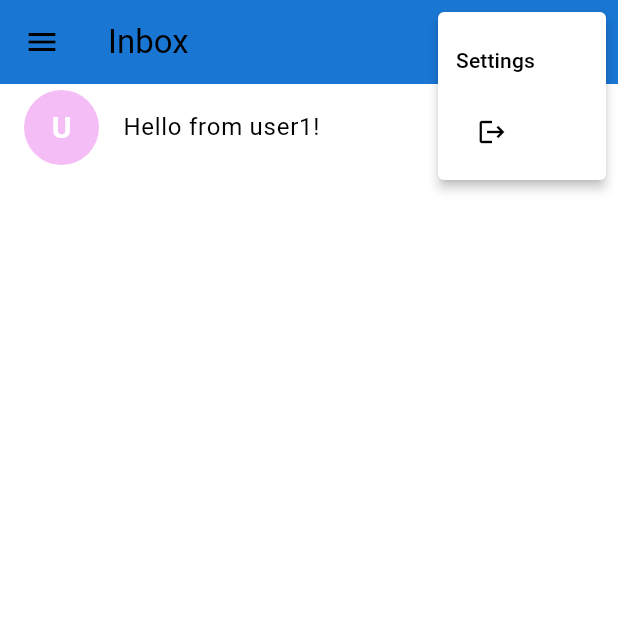
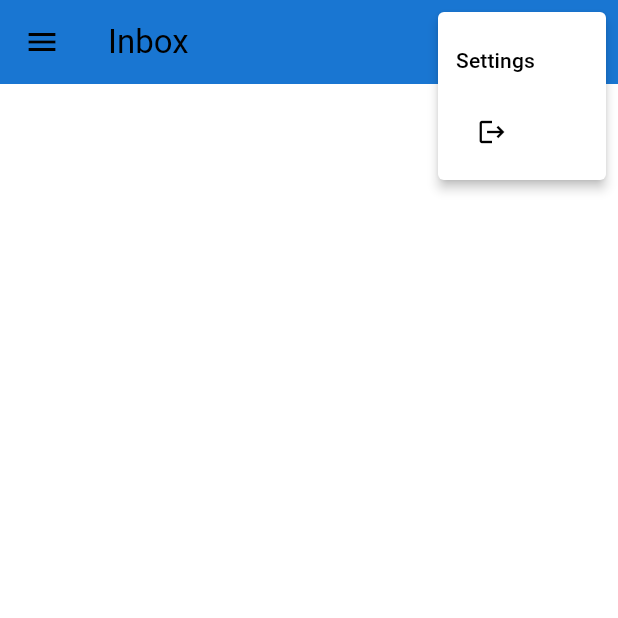
Before and after one commit to kasasa22/WePut, a Flutter app: the ExpandLists screen opened by its route, after a tap on the "more vert" icon, on a phone screen of 412 x 824 dp, the top half of it. Run offline on Flutter 3.47's test engine with Material 3 defaults, Android fonts, the phone set to English and light mode, and no system bars; our stand-ins replace animate_do, cloud_firestore, firebase_auth, firebase_core, fl_chart, settings_ui; missing offline and left inert: about; accounts and stored records are empty.

Commit message:
Jan 11, 2024, 12:03 PM

```diff
--- a/lib/pages/messages.dart
+++ b/lib/pages/messages.dart
@@ -22,17 +22,7 @@ class _ExpandListsState extends State<ExpandLists> {
     print("onItemClick $indext");
   }
 
-  List<Message> items = [
-    Message(
-      notificationId: '1',
-      userId: 'user1',
-      message: 'Hello from user1!',
-      timestamp: Timestamp.now(),
-      viewed: false,
-    ),
-
-    // Add more messages as needed
-  ];
+  List<Message> items = [];
 
   @override
   void initState() {
@@ -65,9 +55,6 @@ class _ExpandListsState extends State<ExpandLists> {
             .where('userId', isEqualTo: userId)
             .get();
 
-        // Step 4: Process the notifications data
-        for (var doc in notificationQuery.docs) {
-          print('Notification Message: ${doc['message']}');
         List<Message> notifications = notificationQuery.docs
             .map((doc) => Message(
                   notificationId: doc.id,
@@ -82,6 +69,10 @@ class _ExpandListsState extends State<ExpandLists> {
         setState(() {
           items.addAll(notifications);
         });
+
+        // Step 4: Process the notifications data
+        for (var doc in notificationQuery.docs) {
+          print('Notification Message: ${doc['message']}');
         }
       } else {
         print('User not found.');
```
Lines whose indentation alone changed are shown as unchanged.
